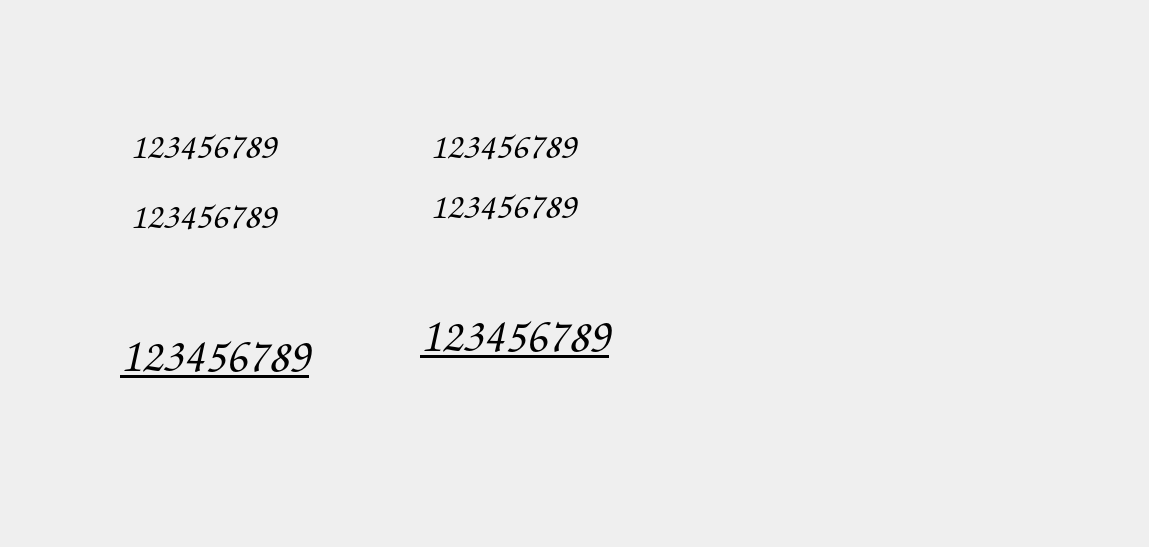
Above: codigoJuego/TomANDJerry/mostrarresultados.ui from luistorrest/ProyectoFinal before the change. Below: the same form after it.
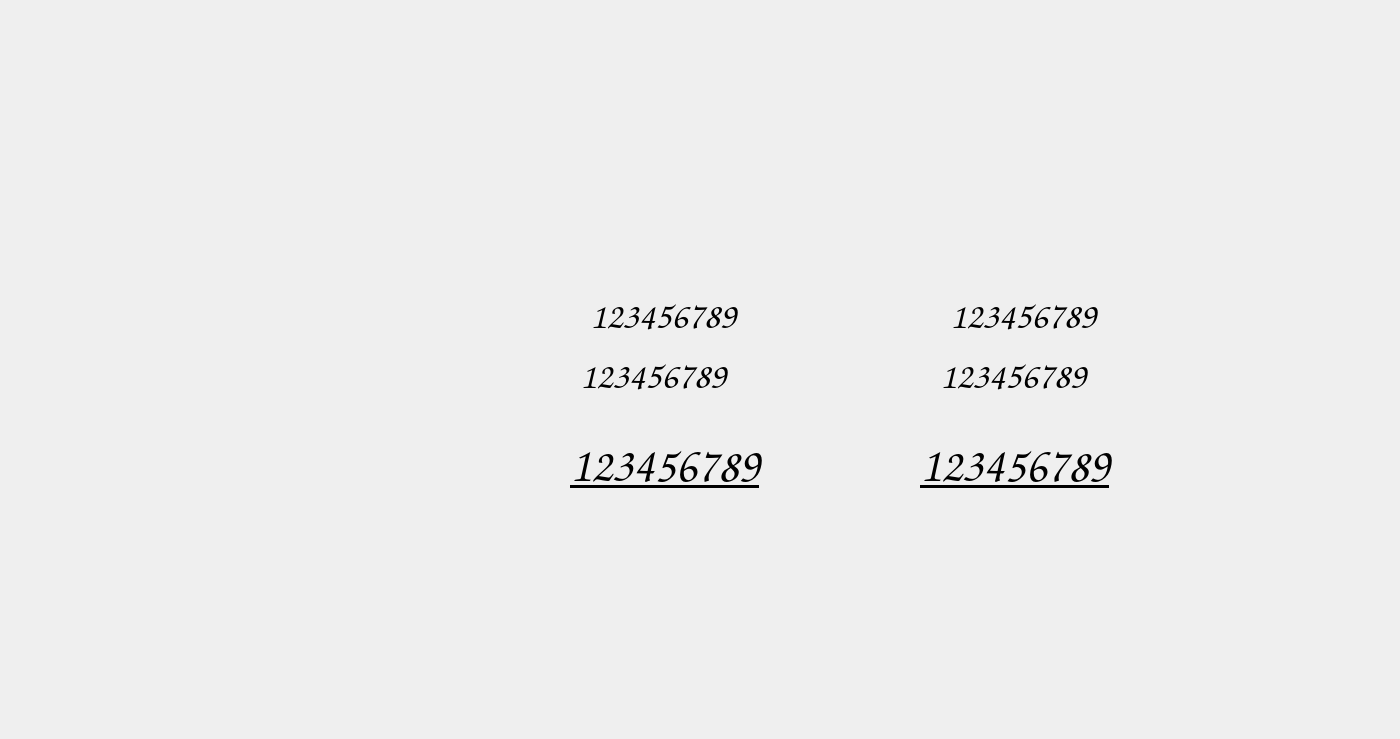
That is the form after the change. Icons and pictures are not drawn.

Commit message: Se arregla laventana mostrarresultados para que muestre los valores

What changed in the file:
```diff
--- a/codigoJuego/TomANDJerry/mostrarresultados.ui
+++ b/codigoJuego/TomANDJerry/mostrarresultados.ui
@@ -6,8 +6,8 @@
    <rect>
     <x>0</x>
     <y>0</y>
-    <width>1149</width>
-    <height>547</height>
+    <width>1400</width>
+    <height>739</height>
    </rect>
   </property>
   <property name="windowTitle">
@@ -16,8 +16,8 @@
   <widget class="QLabel" name="Distancia_2">
    <property name="geometry">
     <rect>
-     <x>430</x>
-     <y>120</y>
+     <x>950</x>
+     <y>290</y>
      <width>221</width>
      <height>51</height>
     </rect>
@@ -35,8 +35,8 @@
   <widget class="QLabel" name="Monedas">
    <property name="geometry">
     <rect>
-     <x>130</x>
-     <y>190</y>
+     <x>580</x>
+     <y>350</y>
      <width>221</width>
      <height>51</height>
     </rect>
@@ -54,8 +54,8 @@
   <widget class="QLabel" name="Total">
    <property name="geometry">
     <rect>
-     <x>120</x>
-     <y>320</y>
+     <x>570</x>
+     <y>430</y>
      <width>261</width>
      <height>71</height>
     </rect>
@@ -77,8 +77,8 @@
   <widget class="QLabel" name="Monedas_2">
    <property name="geometry">
     <rect>
-     <x>430</x>
-     <y>180</y>
+     <x>940</x>
+     <y>350</y>
      <width>231</width>
      <height>51</height>
     </rect>
@@ -96,8 +96,8 @@
   <widget class="QLabel" name="Distancia">
    <property name="geometry">
     <rect>
-     <x>130</x>
-     <y>120</y>
+     <x>590</x>
+     <y>290</y>
      <width>211</width>
      <height>51</height>
     </rect>
@@ -115,8 +115,8 @@
   <widget class="QLabel" name="Total_2">
    <property name="geometry">
     <rect>
-     <x>420</x>
-     <y>300</y>
+     <x>920</x>
+     <y>430</y>
      <width>271</width>
      <height>71</height>
     </rect>
@@ -135,6 +135,29 @@
     <string>123456789</string>
    </property>
   </widget>
+  <widget class="QLabel" name="fondo">
+   <property name="geometry">
+    <rect>
+     <x>450</x>
+     <y>200</y>
+     <width>881</width>
+     <height>501</height>
+    </rect>
+   </property>
+   <property name="text">
+    <string/>
+   </property>
+   <property name="pixmap">
+    <pixmap resource="Imagenes.qrc">:/ImagenesJuego/Fondos/504.jpg</pixmap>
+   </property>
+  </widget>
+  <zorder>fondo</zorder>
+  <zorder>Distancia_2</zorder>
+  <zorder>Monedas</zorder>
+  <zorder>Total</zorder>
+  <zorder>Monedas_2</zorder>
+  <zorder>Distancia</zorder>
+  <zorder>Total_2</zorder>
  </widget>
  <resources/>
  <connections/>
```
Left out of the diff: 4 changed lines with no effect on the pictures. The commit also changes 3 other files.
